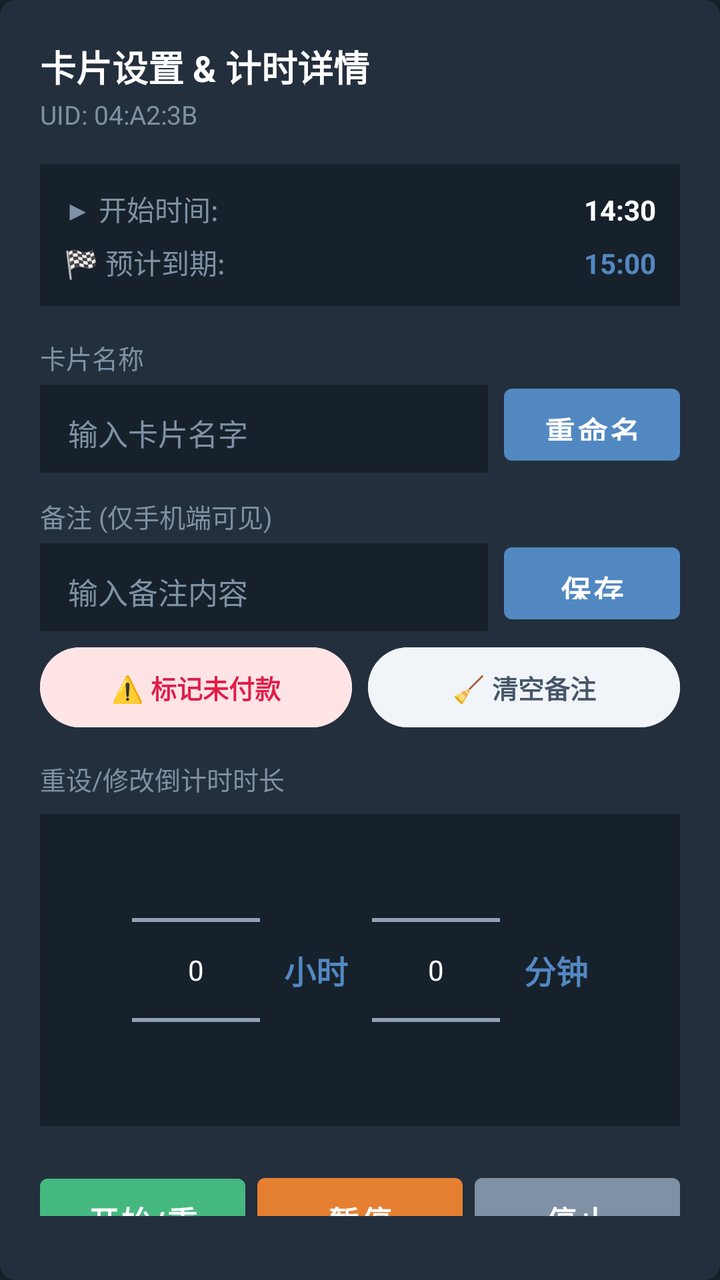
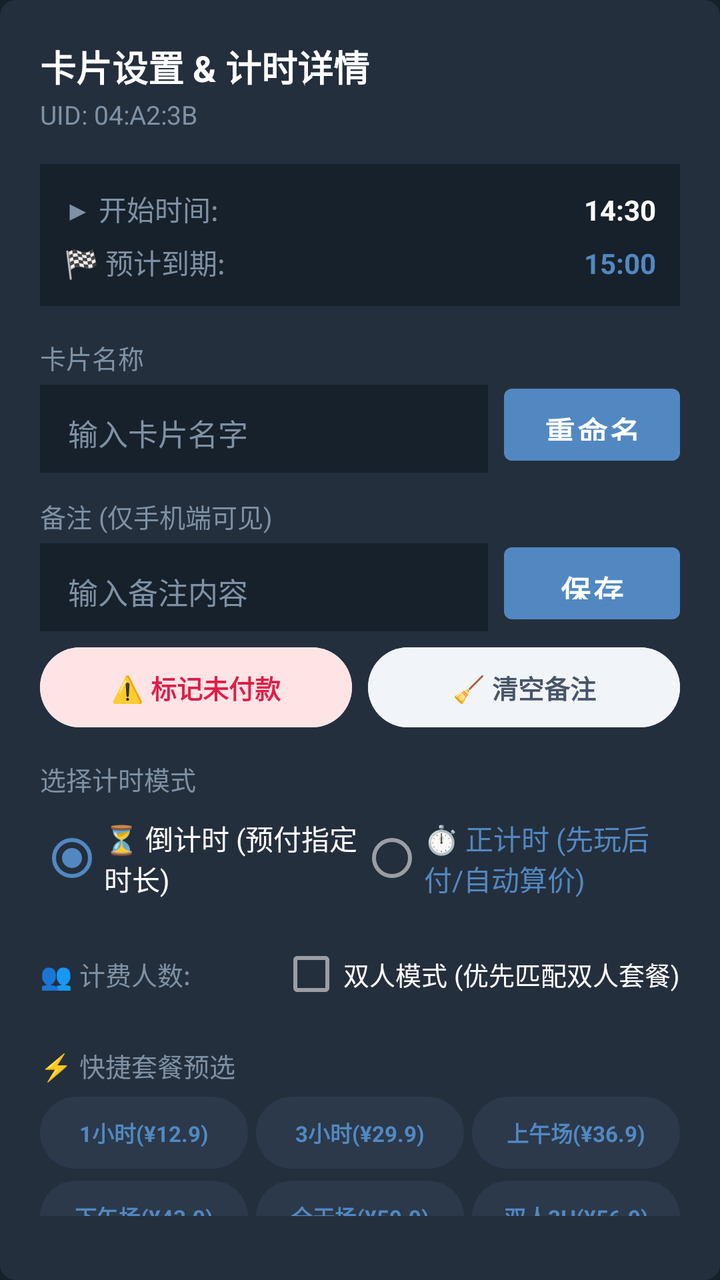

Screens rendered from an Android XML layout before and after an edit, with the pre-edit source and the edit as a unified diff.
<!-- AndroidManifest.xml: application theme Theme.NFCTime -->
<!-- res/layout/dialog_card_control.xml -->
<?xml version="1.0" encoding="utf-8"?>
<LinearLayout xmlns:android="http://schemas.android.com/apk/res/android"
    xmlns:app="http://schemas.android.com/apk/res-auto"
    android:layout_width="match_parent"
    android:layout_height="wrap_content"
    android:background="@drawable/dialog_rounded_bg"
    android:orientation="vertical"
    android:padding="20dp">

    <TextView
        android:id="@+id/dialogTitle"
        android:layout_width="wrap_content"
        android:layout_height="wrap_content"
        android:text="卡片设置 &amp; 计时详情"
        android:textColor="@color/tg_text_primary"
        android:textSize="18sp"
        android:textStyle="bold" />

    <TextView
        android:id="@+id/dialogCardUid"
        android:layout_width="wrap_content"
        android:layout_height="wrap_content"
        android:layout_marginTop="2dp"
        android:layout_marginBottom="16dp"
        android:text="UID: 04:A2:3B"
        android:textColor="@color/tg_text_secondary"
        android:textSize="13sp" />

    
    <LinearLayout
        android:id="@+id/llTimelineDetails"
        android:layout_width="match_parent"
        android:layout_height="wrap_content"
        android:layout_marginBottom="16dp"
        android:background="@color/tg_background"
        android:orientation="vertical"
        android:padding="12dp">

        <LinearLayout
            android:layout_width="match_parent"
            android:layout_height="wrap_content"
            android:orientation="horizontal">

            <TextView
                android:layout_width="0dp"
                android:layout_height="wrap_content"
                android:layout_weight="1"
                android:text="▶ 开始时间:"
                android:textColor="@color/tg_text_secondary"
                android:textSize="14sp" />

            <TextView
                android:id="@+id/tvStartTimeDetail"
                android:layout_width="wrap_content"
                android:layout_height="wrap_content"
                android:text="14:30"
                android:textColor="@color/tg_text_primary"
                android:textSize="14sp"
                android:textStyle="bold" />
        </LinearLayout>

        <LinearLayout
            android:layout_width="match_parent"
            android:layout_height="wrap_content"
            android:layout_marginTop="6dp"
            android:orientation="horizontal">

            <TextView
                android:layout_width="0dp"
                android:layout_height="wrap_content"
                android:layout_weight="1"
                android:text="🏁 预计到期:"
                android:textColor="@color/tg_text_secondary"
                android:textSize="14sp" />

            <TextView
                android:id="@+id/tvEndTimeDetail"
                android:layout_width="wrap_content"
                android:layout_height="wrap_content"
                android:text="15:00"
                android:textColor="@color/tg_blue"
                android:textSize="14sp"
                android:textStyle="bold" />
        </LinearLayout>
    </LinearLayout>

    
    <TextView
        android:layout_width="wrap_content"
        android:layout_height="wrap_content"
        android:text="卡片名称"
        android:textColor="@color/tg_text_secondary"
        android:textSize="13sp" />

    <LinearLayout
        android:layout_width="match_parent"
        android:layout_height="wrap_content"
        android:layout_marginBottom="12dp"
        android:orientation="horizontal">

        <EditText
            android:id="@+id/etCardName"
            android:layout_width="0dp"
            android:layout_height="48dp"
            android:layout_weight="1"
            android:background="@color/tg_background"
            android:hint="输入卡片名字"
            android:paddingHorizontal="14dp"
            android:textColor="@color/tg_text_primary"
            android:textColorHint="@color/tg_text_secondary"
            android:textSize="15sp" />

        <Button
            android:id="@+id/btnRename"
            android:layout_width="wrap_content"
            android:layout_height="48dp"
            android:layout_marginStart="8dp"
            android:text="重命名"
            android:textSize="15sp"
            android:textStyle="bold" />
    </LinearLayout>

    
    <TextView
        android:layout_width="wrap_content"
        android:layout_height="wrap_content"
        android:text="备注 (仅手机端可见)"
        android:textColor="@color/tg_text_secondary"
        android:textSize="13sp" />

    <LinearLayout
        android:layout_width="match_parent"
        android:layout_height="wrap_content"
        android:layout_marginBottom="8dp"
        android:orientation="horizontal">

        <EditText
            android:id="@+id/etCardRemark"
            android:layout_width="0dp"
            android:layout_height="48dp"
            android:layout_weight="1"
            android:background="@color/tg_background"
            android:hint="输入备注内容"
            android:paddingHorizontal="14dp"
            android:textColor="@color/tg_text_primary"
            android:textColorHint="@color/tg_text_secondary"
            android:textSize="15sp" />

        <Button
            android:id="@+id/btnSaveRemark"
            android:layout_width="wrap_content"
            android:layout_height="48dp"
            android:layout_marginStart="8dp"
            android:text="保存"
            android:textSize="15sp"
            android:textStyle="bold" />
    </LinearLayout>

    <LinearLayout
        android:layout_width="match_parent"
        android:layout_height="wrap_content"
        android:layout_marginBottom="16dp"
        android:orientation="horizontal">

        <Button
            android:id="@+id/btnQuickUnpaid"
            style="@style/Widget.Material3.Button.TonalButton"
            android:layout_width="0dp"
            android:layout_height="40dp"
            android:layout_weight="1"
            android:backgroundTint="#FFE4E6"
            android:textColor="#E11D48"
            android:text="⚠️ 标记未付款"
            android:textSize="13sp"
            android:textStyle="bold"
            android:insetTop="0dp"
            android:insetBottom="0dp"
            android:padding="0dp" />

        <Button
            android:id="@+id/btnQuickClearRemark"
            style="@style/Widget.Material3.Button.TonalButton"
            android:layout_width="0dp"
            android:layout_height="40dp"
            android:layout_weight="1"
            android:layout_marginStart="8dp"
            android:backgroundTint="#F1F5F9"
            android:textColor="#475569"
            android:text="🧹 清空备注"
            android:textSize="13sp"
            android:insetTop="0dp"
            android:insetBottom="0dp"
            android:padding="0dp" />
    </LinearLayout>

    
    <TextView
        android:id="@+id/tvPickerTitle"
        android:layout_width="wrap_content"
        android:layout_height="wrap_content"
        android:layout_marginBottom="8dp"
        android:text="重设/修改倒计时时长"
        android:textColor="@color/tg_text_secondary"
        android:textSize="13sp" />

    <LinearLayout
        android:id="@+id/llPickerArea"
        android:layout_width="match_parent"
        android:layout_height="wrap_content"
        android:layout_marginBottom="20dp"
        android:background="@color/tg_background"
        android:gravity="center"
        android:orientation="horizontal"
        android:padding="8dp">

        <NumberPicker
            android:id="@+id/npHours"
            android:layout_width="wrap_content"
            android:layout_height="140dp"
            android:theme="@style/NumberPickerTheme" />

        <TextView
            android:layout_width="wrap_content"
            android:layout_height="wrap_content"
            android:layout_marginHorizontal="12dp"
            android:text="小时"
            android:textColor="@color/tg_blue"
            android:textSize="16sp"
            android:textStyle="bold" />

        <NumberPicker
            android:id="@+id/npMinutes"
            android:layout_width="wrap_content"
            android:layout_height="140dp"
            android:theme="@style/NumberPickerTheme" />

        <TextView
            android:layout_width="wrap_content"
            android:layout_height="wrap_content"
            android:layout_marginStart="12dp"
            android:text="分钟"
            android:textColor="@color/tg_blue"
            android:textSize="16sp"
            android:textStyle="bold" />
    </LinearLayout>

    
    <LinearLayout
        android:layout_width="match_parent"
        android:layout_height="wrap_content"
        android:layout_marginBottom="12dp"
        android:orientation="horizontal">

        <Button
            android:id="@+id/btnStart"
            android:layout_width="0dp"
            android:layout_height="48dp"
            android:layout_weight="1"
            android:backgroundTint="@color/tg_status_green"
            android:text="开始/重置"
            android:textSize="15sp"
            android:textStyle="bold" />

        <Button
            android:id="@+id/btnPause"
            android:layout_width="0dp"
            android:layout_height="48dp"
            android:layout_weight="1"
            android:layout_marginStart="6dp"
            android:backgroundTint="@color/tg_status_orange"
            android:text="暂停"
            android:textSize="15sp"
            android:textStyle="bold" />

        <Button
            android:id="@+id/btnStop"
            android:layout_width="0dp"
            android:layout_height="48dp"
            android:layout_weight="1"
            android:layout_marginStart="6dp"
            android:backgroundTint="@color/tg_text_secondary"
            android:text="停止"
            android:textSize="15sp"
            android:textStyle="bold" />
    </LinearLayout>

    
    <Button
        android:id="@+id/btnDeleteCard"
        style="@style/Widget.Material3.Button.OutlinedButton"
        android:layout_width="match_parent"
        android:layout_height="48dp"
        android:text="🗑️ 清理/设为未使用状态"
        android:textColor="@color/tg_status_red"
        android:textSize="15sp"
        android:textStyle="bold"
        app:strokeColor="@color/tg_status_red" />

</LinearLayout>
<!-- resources referenced by this layout -->
<resources>
  <color name="tg_background">#17212B</color>
  <color name="tg_blue">#5288C1</color>
  <color name="tg_status_green">#45B880</color>
  <color name="tg_status_orange">#E58032</color>
  <color name="tg_status_red">#FF5252</color>
  <color name="tg_text_primary">#FFFFFF</color>
  <color name="tg_text_secondary">#7F91A4</color>
  <!-- drawable dialog_rounded_bg (drawable) -->
  <?xml version="1.0" encoding="utf-8"?>
  <shape xmlns:android="http://schemas.android.com/apk/res/android"
      android:shape="rectangle">
      <solid android:color="@color/tg_surface" />
      <corners android:radius="8dp" />
  </shape>
  <style name="NumberPickerTheme">
          <item name="android:textColorPrimary">#FFFFFF</item>
          <item name="android:textColorSecondary">#B0C4DE</item>
          <item name="android:textColorSecondaryNoDisable">#B0C4DE</item>
      </style>
  <style name="Theme.NFCTime" parent="Theme.MaterialComponents.DayNight.NoActionBar">
          <item name="colorPrimary">@color/tg_blue</item>
          <item name="colorPrimaryVariant">@color/tg_blue_dark</item>
          <item name="colorOnPrimary">@color/tg_text_primary</item>
          <item name="colorSecondary">@color/tg_blue</item>
          <item name="android:windowBackground">@color/tg_background</item>
          <item name="android:statusBarColor">@color/tg_background</item>
          <item name="android:navigationBarColor">@color/tg_background</item>
          
          
          <item name="colorSurface">@color/tg_surface</item>
          <item name="colorOnSurface">@color/tg_text_primary</item>
          <item name="colorSecondaryContainer">#2B394A</item>
          <item name="colorOnSecondaryContainer">@color/tg_blue</item>
  
          
          <item name="materialButtonStyle">@style/Widget.App.Button</item>
          <item name="borderlessButtonStyle">@style/Widget.App.Button.TextButton</item>
      </style>
  <color name="tg_surface">#242F3D</color>
  <color name="tg_blue_dark">#2AABEE</color>
  <style name="Widget.App.Button" parent="Widget.MaterialComponents.Button">
          <item name="android:textSize">15sp</item>
          <item name="android:textStyle">bold</item>
          <item name="android:textAllCaps">false</item>
          <item name="android:paddingVertical">10dp</item>
          <item name="backgroundTint">@color/tg_blue</item>
      </style>
  <style name="Widget.App.Button.TextButton" parent="Widget.MaterialComponents.Button.TextButton">
          <item name="android:textSize">15sp</item>
          <item name="android:textStyle">bold</item>
          <item name="android:textAllCaps">false</item>
          <item name="android:paddingHorizontal">12dp</item>
          <item name="android:paddingVertical">8dp</item>
          <item name="android:textColor">@color/tg_blue</item>
      </style>
</resources>

<!-- the commit's change to res/layout/dialog_card_control.xml (unified diff, before → after) -->
@@ -195,11 +195,171 @@
 
     
     <TextView
+        android:layout_width="wrap_content"
+        android:layout_height="wrap_content"
+        android:layout_marginBottom="6dp"
+        android:text="选择计时模式"
+        android:textColor="@color/tg_text_secondary"
+        android:textSize="13sp" />
+
+    <RadioGroup
+        android:id="@+id/rgTimerMode"
+        android:layout_width="match_parent"
+        android:layout_height="wrap_content"
+        android:layout_marginBottom="10dp"
+        android:orientation="horizontal">
+
+        <RadioButton
+            android:id="@+id/rbCountdown"
+            android:layout_width="0dp"
+            android:layout_height="wrap_content"
+            android:layout_weight="1"
+            android:checked="true"
+            android:text="⏳ 倒计时 (预付指定时长)"
+            android:textColor="@color/tg_text_primary"
+            android:textSize="14sp" />
+
+        <RadioButton
+            android:id="@+id/rbCountup"
+            android:layout_width="0dp"
+            android:layout_height="wrap_content"
+            android:layout_weight="1"
+            android:text="⏱️ 正计时 (先玩后付/自动算价)"
+            android:textColor="@color/tg_blue"
+            android:textSize="14sp" />
+    </RadioGroup>
+
+    
+    <LinearLayout
+        android:layout_width="match_parent"
+        android:layout_height="wrap_content"
+        android:layout_marginBottom="12dp"
+        android:gravity="center_vertical"
+        android:orientation="horizontal">
+
+        <TextView
+            android:layout_width="0dp"
+            android:layout_height="wrap_content"
+            android:layout_weight="1"
+            android:text="👥 计费人数:"
+            android:textColor="@color/tg_text_secondary"
+            android:textSize="13sp" />
+
+        <CheckBox
+            android:id="@+id/cbIsDouble"
+            android:layout_width="wrap_content"
+            android:layout_height="wrap_content"
+            android:text="双人模式 (优先匹配双人套餐)"
+            android:textColor="@color/tg_text_primary"
+            android:textSize="13sp" />
+    </LinearLayout>
+
+    
+    <TextView
+        android:layout_width="wrap_content"
+        android:layout_height="wrap_content"
+        android:layout_marginBottom="6dp"
+        android:text="⚡ 快捷套餐预选"
+        android:textColor="@color/tg_text_secondary"
+        android:textSize="13sp" />
+
+    <LinearLayout
+        android:layout_width="match_parent"
+        android:layout_height="wrap_content"
+        android:layout_marginBottom="6dp"
+        android:orientation="horizontal">
+
+        <Button
+            android:id="@+id/btnQuick1H"
+            style="@style/Widget.Material3.Button.TonalButton"
+            android:layout_width="0dp"
+            android:layout_height="36dp"
+            android:layout_weight="1"
+            android:text="1小时(¥12.9)"
+            android:textSize="11sp"
+            android:insetTop="0dp"
+            android:insetBottom="0dp"
+            android:padding="0dp" />
+
+        <Button
+            android:id="@+id/btnQuick3H"
+            style="@style/Widget.Material3.Button.TonalButton"
+            android:layout_width="0dp"
+            android:layout_height="36dp"
+            android:layout_weight="1"
+            android:layout_marginStart="4dp"
+            android:text="3小时(¥29.9)"
+            android:textSize="11sp"
+            android:insetTop="0dp"
+            android:insetBottom="0dp"
+            android:padding="0dp" />
+
+        <Button
+            android:id="@+id/btnQuickMorning"
+            style="@style/Widget.Material3.Button.TonalButton"
+            android:layout_width="0dp"
+            android:layout_height="36dp"
+            android:layout_weight="1"
+            android:layout_marginStart="4dp"
+            android:text="上午场(¥36.9)"
+            android:textSize="11sp"
+            android:insetTop="0dp"
+            android:insetBottom="0dp"
+            android:padding="0dp" />
+    </LinearLayout>
+
+    <LinearLayout
+        android:layout_width="match_parent"
+        android:layout_height="wrap_content"
+        android:layout_marginBottom="12dp"
+        android:orientation="horizontal">
+
+        <Button
+            android:id="@+id/btnQuickAfternoon"
+            style="@style/Widget.Material3.Button.TonalButton"
+            android:layout_width="0dp"
+            android:layout_height="36dp"
+            android:layout_weight="1"
+            android:text="下午场(¥43.9)"
+            android:textSize="11sp"
+            android:insetTop="0dp"
+            android:insetBottom="0dp"
+            android:padding="0dp" />
+
+        <Button
+            android:id="@+id/btnQuickAllDay"
+            style="@style/Widget.Material3.Button.TonalButton"
+            android:layout_width="0dp"
+            android:layout_height="36dp"
+            android:layout_weight="1"
+            android:layout_marginStart="4dp"
+            android:text="全天场(¥59.9)"
+            android:textSize="11sp"
+            android:insetTop="0dp"
+            android:insetBottom="0dp"
+            android:padding="0dp" />
+
+        <Button
+            android:id="@+id/btnQuickDouble3H"
+            style="@style/Widget.Material3.Button.TonalButton"
+            android:layout_width="0dp"
+            android:layout_height="36dp"
+            android:layout_weight="1"
+            android:layout_marginStart="4dp"
+            android:text="双人3H(¥56.9)"
+            android:textSize="11sp"
+            android:insetTop="0dp"
+            android:insetBottom="0dp"
+            android:padding="0dp" />
+    </LinearLayout>
+
+    
+    <TextView
         android:id="@+id/tvPickerTitle"
         android:layout_width="wrap_content"
         android:layout_height="wrap_content"
         android:layout_marginBottom="8dp"
-        android:text="重设/修改倒计时时长"
+        android:text="自定义倒计时时长"
         android:textColor="@color/tg_text_secondary"
         android:textSize="13sp" />
 
